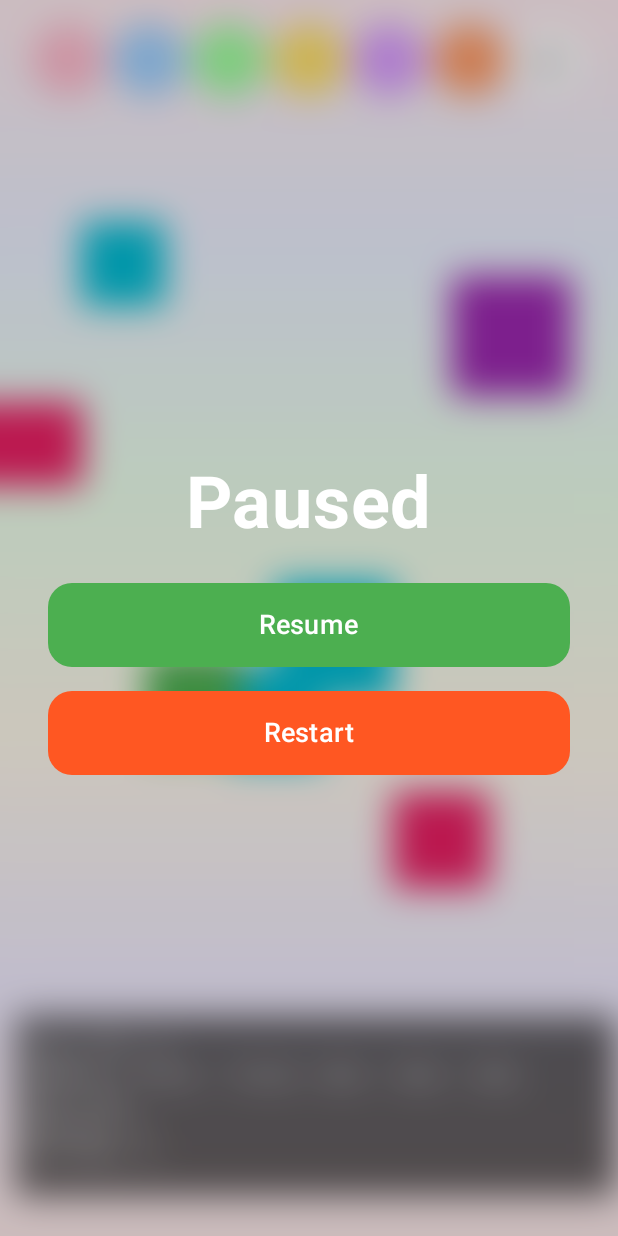
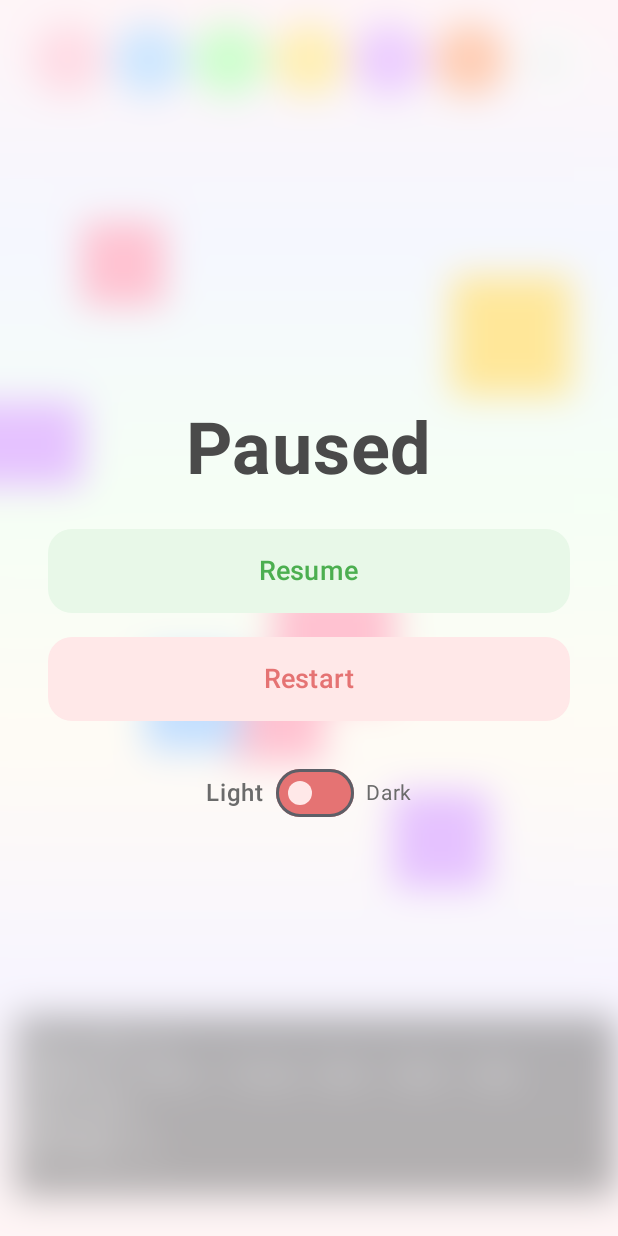
Before and after one commit to fejes91/zen-motes, an Android app built with Jetpack Compose: the screen it shows after launch (MainActivity), after a tap on an icon or button, on a phone screen of 412 x 824 dp. Run offline under Robolectric (Android 15) with nearby library versions, the phone set to English and light mode, and no system bars; our stand-ins replace Timber.

Commit message:
introduce theming and darkmode

```diff
--- /dev/null
+++ b/app/src/main/java/hu/adamfejes/zenmotes/Colors.kt
@@ -0,0 +1,158 @@
+package hu.adamfejes.zenmotes
+
+import androidx.compose.ui.graphics.Color
+
+object ZenColors {
+
+    object Light {
+        // Sand colors - soft pastels
+        internal val sandColors = listOf(
+            Color(0xFFFF9BB5), // Saturated Pink
+            Color(0xFF9BCFFF), // Saturated Blue
+            Color(0xFF9BFF9B), // Saturated Green
+            Color(0xFFFFE066), // Saturated Yellow
+            Color(0xFFD99BFF), // Saturated Purple
+            Color(0xFFFF9B66)  // Saturated Orange
+        )
+
+        // Obstacle colors - matching pastels with slight variations
+        internal val obstacleColors = listOf(
+            Color(0xFFFF85A3), // Slightly deeper pink
+            Color(0xFF85BFFF), // Slightly deeper blue
+            Color(0xFF85FF85), // Slightly deeper green
+            Color(0xFFFFD033), // Slightly deeper yellow
+            Color(0xFFCC85FF), // Slightly deeper purple
+            Color(0xFFFF8533)  // Slightly deeper orange
+        )
+
+        // Background gradient colors
+        internal val backgroundColors = listOf(
+            Color(0xFFFFEBF0), // Light pink tint
+            Color(0xFFEBF0FF), // Light blue tint
+            Color(0xFFEBFFEB), // Light green tint
+            Color(0xFFFFF8EB), // Light yellow tint
+            Color(0xFFF0EBFF), // Light purple tint
+            Color(0xFFFFEBEB)  // Light orange tint
+        )
+
+        // UI element colors
+        internal val pauseButtonBackground = Color(0xFFF5F5F5) // Light gray with pastel feel
+        internal val pauseButtonIcon = Color(0xFF6B6B6B) // Soft gray for icons
+        internal val pauseOverlayBackground = Color(0x80FFFFFF) // Semi-transparent white
+        internal val pausedTitleText = Color(0xFF4A4A4A) // Darker gray for title visibility
+
+        // Primary and secondary button colors
+        internal val primaryButtonBackground = Color(0xFFE8F8E8) // Very light green pastel
+        internal val primaryButtonText = Color(0xFF4CAF50) // Soft green
+        internal val secondaryButtonBackground = Color(0xFFFFE8E8) // Very light pink pastel
+        internal val secondaryButtonText = Color(0xFFE57373) // Soft pink/red
+
+        // Theme switch colors
+        internal val themeSwitchBackground = Color(0xFFF0F0F0) // Light gray background
+        internal val themeSwitchText = Color(0xFF6B6B6B) // Soft gray text
+    }
+
+    object Dark {
+        // Sand colors - brighter pastels for dark theme
+        internal val sandColors = listOf(
+            Color(0xFFFF85B5), // Bright pink
+            Color(0xFF85CFFF), // Bright blue
+            Color(0xFF85FF85), // Bright green
+            Color(0xFFFFE666), // Bright yellow
+            Color(0xFFCC85FF), // Bright purple
+            Color(0xFFFF8566)  // Bright orange
+        )
+
+        // Obstacle colors - matching darker pastels
+        internal val obstacleColors = listOf(
+            Color(0xFFB85578), // Deeper muted pink
+            Color(0xFF5291D1), // Deeper muted blue
+            Color(0xFF52D152), // Deeper muted green
+            Color(0xFFD1B820), // Deeper muted yellow
+            Color(0xFF9F52D1), // Deeper muted purple
+            Color(0xFFD15220)  // Deeper muted orange
+        )
+
+        // Background gradient colors - dark theme
+        internal val backgroundColors = listOf(
+            Color(0xFF2D1A20), // Dark pink tint
+            Color(0xFF1A202D), // Dark blue tint
+            Color(0xFF1A2D1A), // Dark green tint
+            Color(0xFF2D2A1A), // Dark yellow tint
+            Color(0xFF201A2D), // Dark purple tint
+            Color(0xFF2D1A1A)  // Dark orange tint
+        )
+
+        // UI element colors - dark theme
+        internal val pauseButtonBackground = Color(0xFF2A2A2A) // Dark gray
+        internal val pauseButtonIcon = Color(0xFFB0B0B0) // Light gray for icons
+        internal val pauseOverlayBackground = Color(0x80000000) // Semi-transparent black
+        internal val pausedTitleText = Color(0xFFE0E0E0) // Light gray for title visibility
+
+        // Primary and secondary button colors - dark theme
+        internal val primaryButtonBackground = Color(0xFF1A2D1A) // Dark green pastel
+        internal val primaryButtonText = Color(0xFF6BE66B) // Muted green
+        internal val secondaryButtonBackground = Color(0xFF2D1A1A) // Dark pink pastel
+        internal val secondaryButtonText = Color(0xFFD1668A) // Muted pink
+
+        // Theme switch colors - dark theme
+        internal val themeSwitchBackground = Color(0xFF3A3A3A) // Dark gray background
+        internal val themeSwitchText = Color(0xFFB0B0B0) // Light gray text
+    }
+}
+
+enum class Theme {
+    LIGHT,
+    DARK
+}
+
+data class ColorScheme(
+    val sandColors: List<Color>,
+    val obstacleColors: List<Color>,
+    val backgroundColors: List<Color>,
+    val pauseButtonBackground: Color,
+    val pauseButtonIcon: Color,
+    val pauseOverlayBackground: Color,
+    val pausedTitleText: Color,
+    val primaryButtonBackground: Color,
+    val primaryButtonText: Color,
+    val secondaryButtonBackground: Color,
+    val secondaryButtonText: Color,
+    val themeSwitchBackground: Color,
+    val themeSwitchText: Color
+)
+
+fun getColorScheme(theme: Theme): ColorScheme {
+    return when (theme) {
+        Theme.LIGHT -> ColorScheme(
+            sandColors = ZenColors.Light.sandColors,
+            obstacleColors = ZenColors.Light.obstacleColors,
+            backgroundColors = ZenColors.Light.backgroundColors,
+            pauseButtonBackground = ZenColors.Light.pauseButtonBackground,
+            pauseButtonIcon = ZenColors.Light.pauseButtonIcon,
+            pauseOverlayBackground = ZenColors.Light.pauseOverlayBackground,
+            pausedTitleText = ZenColors.Light.pausedTitleText,
+            primaryButtonBackground = ZenColors.Light.primaryButtonBackground,
+            primaryButtonText = ZenColors.Light.primaryButtonText,
+            secondaryButtonBackground = ZenColors.Light.secondaryButtonBackground,
+            secondaryButtonText = ZenColors.Light.secondaryButtonText,
+            themeSwitchBackground = ZenColors.Light.themeSwitchBackground,
+            themeSwitchText = ZenColors.Light.themeSwitchText
+        )
+        Theme.DARK -> ColorScheme(
+            sandColors = ZenColors.Dark.sandColors,
+            obstacleColors = ZenColors.Dark.obstacleColors,
+            backgroundColors = ZenColors.Dark.backgroundColors,
+            pauseButtonBackground = ZenColors.Dark.pauseButtonBackground,
+            pauseButtonIcon = ZenColors.Dark.pauseButtonIcon,
+            pauseOverlayBackground = ZenColors.Dark.pauseOverlayBackground,
+            pausedTitleText = ZenColors.Dark.pausedTitleText,
+            primaryButtonBackground = ZenColors.Dark.primaryButtonBackground,
+            primaryButtonText = ZenColors.Dark.primaryButtonText,
+            secondaryButtonBackground = ZenColors.Dark.secondaryButtonBackground,
+            secondaryButtonText = ZenColors.Dark.secondaryButtonText,
+            themeSwitchBackground = ZenColors.Dark.themeSwitchBackground,
+            themeSwitchText = ZenColors.Dark.themeSwitchText
+        )
+    }
+}
--- a/app/src/main/java/hu/adamfejes/zenmotes/ObstacleGenerator.kt
+++ b/app/src/main/java/hu/adamfejes/zenmotes/ObstacleGenerator.kt
@@ -6,20 +6,16 @@ class ObstacleGenerator(
     private val width: Int,
     private val height: Int,
     private val nonObstacleZoneHeight: Int,
-    private val slidingObstacleTransitTimeSeconds: Float
+    private val slidingObstacleTransitTimeSeconds: Float,
+    private val currentTheme: Theme = Theme.LIGHT
 ) {
     private val slidingObstacleInterval = 1000L // 3 seconds between obstacles
     private val slidingSpeed = width / slidingObstacleTransitTimeSeconds // pixels per second
     private var lastSlidingObstacleTime = 0L
 
-    private val slidingColors = listOf(
-        Color(0xFF00BCD4), // Cyan
-        Color(0xFF4CAF50), // Green
-        Color(0xFFFF9800), // Orange
-        Color(0xFF9C27B0), // Purple
-        Color(0xFFE91E63), // Pink
-        Color(0xFF2196F3)  // Blue
-    )
+    // Use matching pastel colors from the color scheme
+    private val colorScheme = getColorScheme(currentTheme)
+    private val slidingColors = colorScheme.obstacleColors
 
     private fun shouldGenerateObstacle(currentTime: Long): Boolean {
         return currentTime - lastSlidingObstacleTime >= slidingObstacleInterval
--- a/app/src/main/java/hu/adamfejes/zenmotes/PauseOverlay.kt
+++ b/app/src/main/java/hu/adamfejes/zenmotes/PauseOverlay.kt
@@ -5,6 +5,10 @@ import androidx.compose.foundation.layout.*
 import androidx.compose.foundation.shape.RoundedCornerShape
 import androidx.compose.material3.*
 import androidx.compose.runtime.Composable
+import androidx.compose.runtime.getValue
+import androidx.compose.runtime.mutableStateOf
+import androidx.compose.runtime.remember
+import androidx.compose.runtime.setValue
 import androidx.compose.ui.Alignment
 import androidx.compose.ui.Modifier
 import androidx.compose.ui.graphics.Color
@@ -15,10 +19,16 @@ import androidx.compose.ui.unit.sp
 @Composable
 fun PauseOverlay(
     onResume: () -> Unit,
-    onRestart: () -> Unit
+    onRestart: () -> Unit,
+    currentTheme: Theme,
+    onThemeChange: (Theme) -> Unit
 ) {
+    val colorScheme = getColorScheme(currentTheme)
+
     Box(
-        modifier = Modifier.fillMaxSize().background(Color.Black.copy(alpha = 0.2f)),
+        modifier = Modifier
+            .fillMaxSize()
+            .background(colorScheme.pauseOverlayBackground),
         contentAlignment = Alignment.Center
     ) {
         Column(
@@ -32,13 +42,14 @@ fun PauseOverlay(
                 text = "Paused",
                 fontSize = 48.sp,
                 fontWeight = FontWeight.Bold,
-                color = Color.White
+                color = colorScheme.pausedTitleText
             )
 
             Column(
                 verticalArrangement = Arrangement.spacedBy(16.dp),
                 horizontalAlignment = Alignment.CenterHorizontally
             ) {
+                // TODO pixelated button design
                 Button(
                     onClick = onResume,
                     modifier = Modifier
@@ -46,14 +57,14 @@ fun PauseOverlay(
                         .height(56.dp),
                     shape = RoundedCornerShape(16.dp),
                     colors = ButtonDefaults.buttonColors(
-                            containerColor = Color(0xFF4CAF50)
+                        containerColor = colorScheme.primaryButtonBackground
                     )
                 ) {
                     Text(
                         text = "Resume",
                         fontSize = 18.sp,
                         fontWeight = FontWeight.SemiBold,
-                            color = Color.White
+                        color = colorScheme.primaryButtonText
                     )
                 }
 
@@ -64,14 +75,50 @@ fun PauseOverlay(
                         .height(56.dp),
                     shape = RoundedCornerShape(16.dp),
                     colors = ButtonDefaults.buttonColors(
-                            containerColor = Color(0xFFFF5722)
+                        containerColor = colorScheme.secondaryButtonBackground
                     )
                 ) {
                     Text(
                         text = "Restart",
                         fontSize = 18.sp,
                         fontWeight = FontWeight.SemiBold,
-                            color = Color.White
+                        color = colorScheme.secondaryButtonText
+                    )
+                }
+
+                // Theme switch
+                Row(
+                    modifier = Modifier
+                        .fillMaxWidth()
+                        .padding(top = 8.dp),
+                    horizontalArrangement = Arrangement.Center,
+                    verticalAlignment = Alignment.CenterVertically
+                ) {
+                    Text(
+                        text = "Light",
+                        fontSize = if (currentTheme == Theme.LIGHT) 16.sp else 14.sp,
+                        fontWeight = if (currentTheme == Theme.LIGHT) FontWeight.SemiBold else FontWeight.Normal,
+                        color = colorScheme.themeSwitchText,
+                        modifier = Modifier.padding(end = 8.dp)
+                    )
+                    Switch(
+                        checked = currentTheme == Theme.DARK,
+                        onCheckedChange = { isDarkTheme ->
+                            onThemeChange(if (isDarkTheme) Theme.DARK else Theme.LIGHT)
+                        },
+                        colors = SwitchDefaults.colors(
+                            checkedThumbColor = colorScheme.primaryButtonBackground,
+                            checkedTrackColor = colorScheme.primaryButtonText,
+                            uncheckedThumbColor = colorScheme.secondaryButtonBackground,
+                            uncheckedTrackColor = colorScheme.secondaryButtonText
+                        )
+                    )
+                    Text(
+                        text = "Dark",
+                        fontSize = if (currentTheme == Theme.DARK) 16.sp else 14.sp,
+                        fontWeight = if (currentTheme == Theme.DARK) FontWeight.SemiBold else FontWeight.Normal,
+                        color = colorScheme.themeSwitchText,
+                        modifier = Modifier.padding(start = 8.dp)
                     )
                 }
             }
--- a/app/src/main/java/hu/adamfejes/zenmotes/SandSimulation.kt
+++ b/app/src/main/java/hu/adamfejes/zenmotes/SandSimulation.kt
@@ -36,6 +36,7 @@ import androidx.lifecycle.LifecycleEventObserver
 fun SandSimulation(
     modifier: Modifier = Modifier
 ) {
+    var currentTheme by remember { mutableStateOf(Theme.LIGHT) }
     var selectedColor by remember { mutableStateOf(Color(0xFFFF9BB5)) }
     var isPaused by remember { mutableStateOf(false) }
     var resetTrigger by remember { mutableStateOf(0) }
@@ -58,14 +59,9 @@ fun SandSimulation(
         }
     }
 
-    val sandColors = listOf(
-        Color(0xFFFF9BB5), // Saturated Pink
-        Color(0xFF9BCFFF), // Saturated Blue
-        Color(0xFF9BFF9B), // Saturated Green
-        Color(0xFFFFE066), // Saturated Yellow
-        Color(0xFFD99BFF), // Saturated Purple
-        Color(0xFFFF9B66)  // Saturated Orange
-    )
+    // Use current theme colors
+    val colorScheme = getColorScheme(currentTheme)
+    val sandColors = colorScheme.sandColors
 
     Box(
         modifier = modifier.fillMaxSize()
@@ -84,7 +80,8 @@ fun SandSimulation(
                 sandGenerationAmount = 60,
                 showPerformanceOverlay = true, // Toggle performance overlay for testing
                 isPaused = isPaused,
-                resetTrigger = resetTrigger
+                resetTrigger = resetTrigger,
+                currentTheme = currentTheme
             )
 
             // Top UI overlay - color picker and reset button
@@ -108,7 +105,8 @@ fun SandSimulation(
                     // Pause button - circular and same size as color buttons
                     PauseButton(
                         isPaused = isPaused,
-                        onClick = { isPaused = !isPaused }
+                        onClick = { isPaused = !isPaused },
+                        currentTheme = currentTheme
                     )
                 }
             }
@@ -121,7 +119,9 @@ fun SandSimulation(
                 onRestart = {
                     resetTrigger++
                     isPaused = false
-                }
+                },
+                currentTheme = currentTheme,
+                onThemeChange = { newTheme -> currentTheme = newTheme }
             )
         }
     }
@@ -162,13 +162,15 @@ private fun ColorButton(
 @Composable
 private fun PauseButton(
     isPaused: Boolean,
-    onClick: () -> Unit
+    onClick: () -> Unit,
+    currentTheme: Theme
 ) {
+    val colorScheme = getColorScheme(currentTheme)
     Box(
         modifier = Modifier
             .size(48.dp)
             .clip(CircleShape)
-            .background(Color.White.copy(alpha = 0.9f)),
+            .background(colorScheme.pauseButtonBackground),
         contentAlignment = Alignment.Center
     ) {
         Button(
@@ -176,14 +178,14 @@ private fun PauseButton(
             modifier = Modifier.size(40.dp),
             colors = ButtonDefaults.buttonColors(
                 containerColor = Color.Transparent,
-                contentColor = Color.Black
+                contentColor = colorScheme.pauseButtonIcon
             ),
             contentPadding = PaddingValues(0.dp)
         ) {
             Text(
                 text = if (isPaused) "▶" else "⏸",
                 fontSize = 16.sp,
-                color = Color.Black
+                color = colorScheme.pauseButtonIcon
             )
         }
     }
--- a/app/src/main/java/hu/adamfejes/zenmotes/SandView.kt
+++ b/app/src/main/java/hu/adamfejes/zenmotes/SandView.kt
@@ -34,7 +34,8 @@ fun SandView(
     sandGenerationAmount: Int = 8, // Higher value for performance testing
     showPerformanceOverlay: Boolean, // Easy toggle for performance display
     isPaused: Boolean,
-    resetTrigger: Int
+    resetTrigger: Int,
+    currentTheme: Theme = Theme.LIGHT
 ) {
     var sandGrid by remember { mutableStateOf<SandGrid?>(null) }
 
@@ -65,7 +66,7 @@ fun SandView(
     Box(
         modifier = modifier
             .fillMaxSize()
-            .then(if (hasOwnBackground) createBackgroundModifier() else Modifier)
+            .then(if (hasOwnBackground) createBackgroundModifier(currentTheme) else Modifier)
             .clipToBounds()
     ) {
         Canvas(
@@ -172,13 +173,11 @@ private fun SandAnimationLoop(isPaused: Boolean, onFrame: (Long) -> Unit) {
     }
 }
 
-private fun createBackgroundModifier(): Modifier {
+private fun createBackgroundModifier(currentTheme: Theme): Modifier {
+    val colorScheme = getColorScheme(currentTheme)
     return Modifier.background(
         Brush.verticalGradient(
-            colors = listOf(
-                Color(0xFFFFEBF0), Color(0xFFEBF0FF), Color(0xFFEBFFEB),
-                Color(0xFFFFF8EB), Color(0xFFF0EBFF), Color(0xFFFFEBEB)
-            ),
+            colors = colorScheme.backgroundColors,
             startY = 0f,
             endY = Float.POSITIVE_INFINITY
         )
```
Lines whose indentation alone changed are shown as unchanged.
